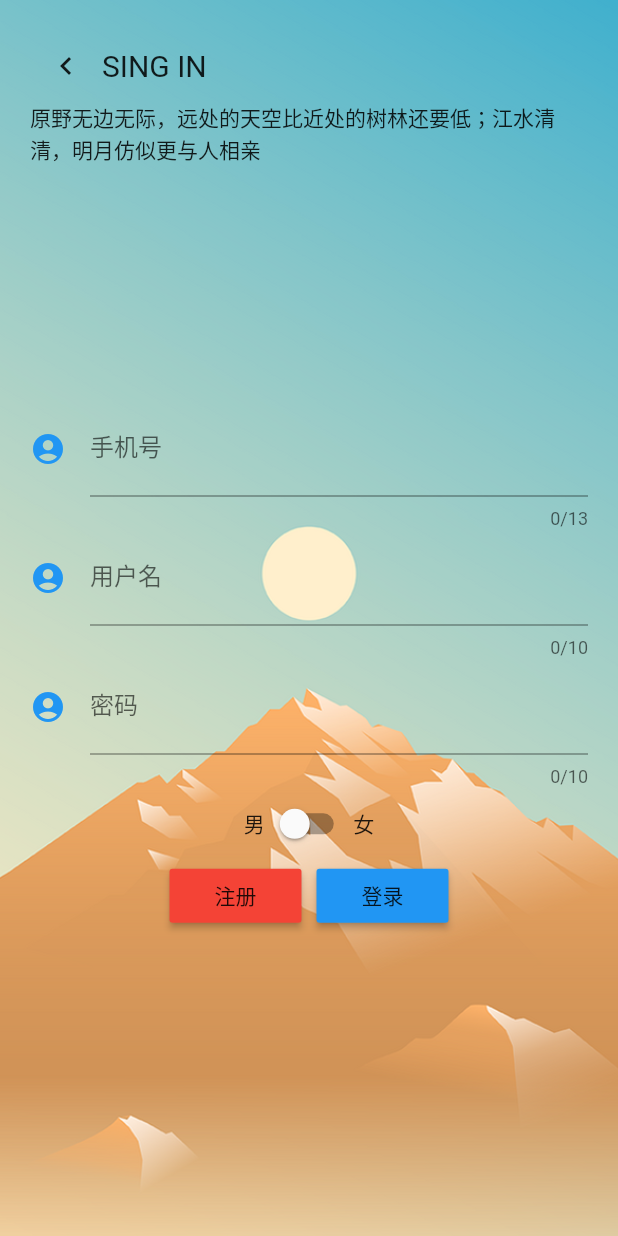
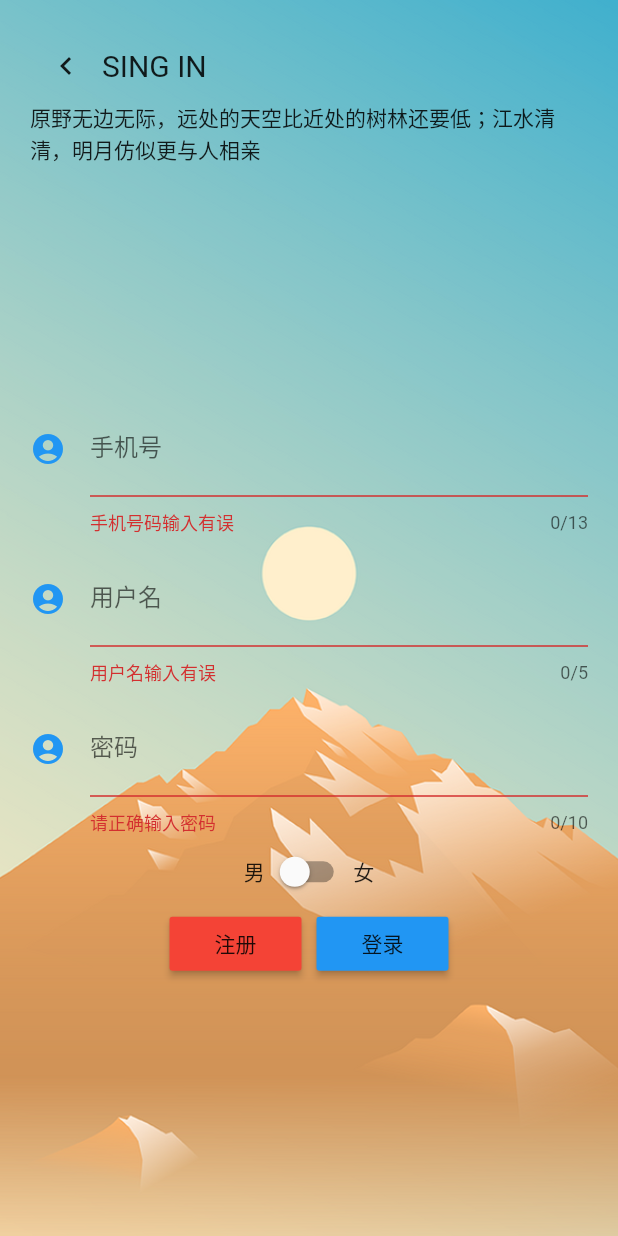
Before and after one commit to Linsugar/familytest, a Flutter app: the Regitser screen opened directly, after a tap on "注册", on a phone screen of 412 x 824 dp. Run offline on Flutter 3.47's test engine with Material 2 defaults, Android fonts, the light colour scheme and no system bars; our stand-ins replace device_info, dio, flutter_swiper, fluttertoast, image_picker, rive and 1 more; accounts and stored records are empty; statements that could not run were skipped.

Commit message:
更新操作界面对接登录接口

```diff
--- a/lib/network/requests.dart
+++ b/lib/network/requests.dart
@@ -1,5 +1,5 @@
 import 'package:dio/dio.dart';
-import 'dart:convert';
+
 class Request{
   static Dio network = new Dio(BaseOptions(
     connectTimeout: 3000,
@@ -18,9 +18,9 @@ class Request{
       print("get：$e");
     }
   }
-  static setNetwork(String url,String data)async{
+  static setNetwork(String url,Map<String, dynamic>params )async{
     try{
-      var postResult = await network.post(url,data: data);
+      var postResult = await network.post(url,data: params);
       return postResult.data;
     }catch(e){
       print("post：$e");
--- a/lib/pages/login/login.dart
+++ b/lib/pages/login/login.dart
@@ -1,28 +1,14 @@
 import 'package:familytest/network/requests.dart';
 import 'package:familytest/provider/grobleState.dart';
+import 'package:familytest/until/showtoast.dart';
 import 'package:flutter/cupertino.dart';
 import 'package:flutter/material.dart';
 import 'package:flutter/services.dart';
 import 'package:rive/rive.dart';
-import 'package:fluttertoast/fluttertoast.dart';
 import 'package:provider/provider.dart';
 import 'package:familytest/pages/login/register.dart';
 import '../../main.dart';
 
-
-class Login extends StatefulWidget {
-  @override
-  _MyAppState createState() => _MyAppState();
-}
-
-class _MyAppState extends State<Login> with SingleTickerProviderStateMixin {
-  @override
-  Widget build(BuildContext context) {
-    return const MaterialApp(
-      home: MyHomePage(),
-    );
-  }
-}
 
 class MyHomePage extends StatefulWidget {
   const MyHomePage({Key key}) : super(key: key);
@@ -44,14 +30,6 @@ class _MyHomePageState extends State<MyHomePage> {
     _file = 'assets/flag.riv';
     _createRive(_file);
   }
-  void showToast(String msg){
-    Fluttertoast.showToast(
-      msg: msg,
-      toastLength: Toast.LENGTH_SHORT,
-      gravity: ToastGravity.BOTTOM,);
-  }
-
-
   @override
   Widget build(BuildContext context) {
     return Scaffold(
@@ -90,7 +68,7 @@ class _MyHomePageState extends State<MyHomePage> {
                             validator: (user){
                               if(user.isEmpty || user.length<5){
                                 return "用户名有误";
-                              }
+                              }return null;
                             },
                             decoration: InputDecoration(
                                 hintText: "请输入手机号码",
@@ -99,7 +77,7 @@ class _MyHomePageState extends State<MyHomePage> {
                             validator: (pwd){
                               if(pwd.isEmpty || pwd.length<5){
                                 return "密码有误";
-                              }
+                              }return null;
                             },
                             obscureText: true,
                             keyboardType:TextInputType.number ,
@@ -125,11 +103,10 @@ class _MyHomePageState extends State<MyHomePage> {
                                      MainHome()));
                                  context.read<GlobalState>().changToken(false);
                                }else{
-                                 showToast("您的账号密码有误！");
+                                 PopupUntil.showToast("您的账号密码有误！");
                                }
-
                               }else{
-                                showToast("请正确输入内容，不要乱搞哦！");
+                                PopupUntil.showToast("请正确输入内容，不要乱搞哦！");
                               }
                             }, icon: Icon(Icons.audiotrack,color: Colors.red,), label: Text("登录")),
                             ElevatedButton.icon(onPressed: (){}, icon: Icon(Icons.audiotrack,color: Colors.red,), label: Text("注册"))
--- a/lib/pages/login/register.dart
+++ b/lib/pages/login/register.dart
@@ -1,7 +1,12 @@
 import 'dart:ui';
 import 'package:familytest/network/requests.dart';
+import 'package:familytest/provider/grobleState.dart';
+import 'package:familytest/until/showtoast.dart';
 import 'package:flutter/material.dart';
 import 'package:familytest/pages/login/login.dart';
+import 'package:provider/provider.dart';
+
+import '../../main.dart';
 class Regitser extends StatefulWidget{
   @override
   State<StatefulWidget> createState() {
@@ -13,13 +18,19 @@ class Regitser extends StatefulWidget{
 class RegisterState extends State<Regitser>{
   bool checkbool = false;
   bool sexbool = false;
+  GlobalKey<FormState> _globalKey = GlobalKey<FormState>();
+  TextEditingController _phoneController  =TextEditingController();
+  TextEditingController _userController  =TextEditingController();
+  TextEditingController _pwdController  =TextEditingController();
   @override
   Widget build(BuildContext context) {
     // TODO: implement build
-    var _size = MediaQuery.of(context).size;
     return Scaffold(
-      resizeToAvoidBottomInset: false,
-      body: Container(
+      resizeToAvoidBottomInset: true,
+      body: SingleChildScrollView(
+        child: Container(
+          width: MediaQuery.of(context).size.width,
+          height: MediaQuery.of(context).size.height,
             child: Stack(
               children: [
                 Container(decoration: BoxDecoration(image: DecorationImage(image: AssetImage('images/login.jpg'),fit: BoxFit.cover)),
@@ -40,21 +51,57 @@ class RegisterState extends State<Regitser>{
                       ),
                     ),),
                     Expanded(flex:7,child: Container(padding: EdgeInsets.all(20),child: Form(
+                      autovalidateMode:AutovalidateMode.always ,
+                      key: _globalKey,
                       child: Column(
                         children: [
-                        TextFormField(key: UniqueKey(),maxLength: 13,maxLines: 1,decoration: InputDecoration(
+                          TextFormField(
+                            validator: (value){
+                              if(value.isEmpty ||  value.length !=11){
+                                print("当前类型：${value.runtimeType}");
+                                return "手机号码输入有误";
+                              }else{
+                                return null;
+                              }
+                            },
+                            controller: _phoneController,
+                            keyboardType:TextInputType.phone ,
+                            maxLength: 13,maxLines: 1,decoration: InputDecoration(
                               icon: Icon(Icons.account_circle,color: Colors.blue,),
                               hintText: "请输入手机号码",
                               labelText: "手机号"
                           ),),
-                        TextFormField(key: UniqueKey(),maxLength: 10,maxLines: 1,decoration: InputDecoration(
+                          SizedBox(height: 10,),
+                          TextFormField(
+                            validator: (value){
+                              if(value.isEmpty || value.length >5){
+                                return "用户名输入有误";
+                              }else{
+                                return null;
+                              }
+                            },
+                            keyboardType:TextInputType.name,
+                            controller: _userController,
+                            maxLength: 5,maxLines: 1,decoration: InputDecoration(
                               icon: Icon(Icons.account_circle,color: Colors.blue,),
                               hintText: "请输入用户名",
                               labelText: "用户名"
                           ),),
-                        TextFormField(key: UniqueKey(),maxLength: 10,maxLines: 1,decoration: InputDecoration(
+                          SizedBox(height: 10,),
+                          TextFormField(
+                            obscureText: true,
+                            keyboardType:TextInputType.phone,
+                            validator: (value){
+                              if(value.isEmpty || value.length !=10){
+                                return "请正确输入密码";
+                              }else{
+                                return null;
+                              }
+                            },
+                            controller: _pwdController,
+                            maxLength: 10,maxLines: 1,decoration: InputDecoration(
                               icon: Icon(Icons.account_circle,color: Colors.blue,),
-                            hintText: "请输入面膜",
+                              hintText: "请输入密码",
                               labelText: "密码"
                           ),),
                           Row(mainAxisAlignment: MainAxisAlignment.center,children: [
@@ -69,12 +116,31 @@ class RegisterState extends State<Regitser>{
                           Row(
                             mainAxisAlignment: MainAxisAlignment.center,
                             children: [
-                          MaterialButton(color: Colors.red,child: Text("注册"),onPressed: (){
-//                            Request.setNetwork('user/', da)
+                            MaterialButton(color: Colors.red,child: Text("注册"),onPressed: ()async{
+                              print("获取设备id:${context.read<GlobalState>().globalToken}");
+                              if(_globalKey.currentState.validate()){
+                                var regisdata ={
+                                  'user_mobile':_phoneController.text,
+                                  'user_pwd':_pwdController.text,
+                                  'user_name':_userController.text,
+                                  'city':context.read<GlobalState>().city,
+                                  'deviceid':context.read<GlobalState>().deviceid,
+                                  'platform':context.read<GlobalState>().platform,
+                                };
+                                var  Resultdata = await Request.setNetwork('user/', regisdata);
+                                if(Resultdata['token']!=null){
+                                  PopupUntil.showToast(Resultdata['msg']);
+                                  Navigator.pushReplacement(context, MaterialPageRoute(builder: (context){
+                                    return MainHome();
+                                  }));
+                                }else{
+                                  PopupUntil.showToast(Resultdata['msg']);
+                                }
+                              }
                             },),
                             SizedBox(width: 10,),
                             MaterialButton(color: Colors.blue,child: Text("登录"),onPressed: (){
-                            Navigator.pushReplacement(context, MaterialPageRoute(builder: (context)=>Login()));
+                              Navigator.pushReplacement(context, MaterialPageRoute(builder: (context)=>MyHomePage()));
                             },),
                           ],)
                         ],
@@ -84,6 +150,7 @@ class RegisterState extends State<Regitser>{
               ],
             ),
           ),
+      ),
     );
   }
 }
--- a/lib/provider/grobleState.dart
+++ b/lib/provider/grobleState.dart
@@ -1,9 +1,28 @@
 import 'package:flutter/material.dart';
 class GlobalState with ChangeNotifier{
-  bool globalToken = true;
+  bool globalToken = false;
   List imageList = [];
+  String city ='成都';
+  String deviceid;
+  String platform;
+  String userid;
+
+  changuserid(value){
+    userid =value;
+    notifyListeners();
+  }
+
+  changdeviceid(value){
+    deviceid = value;
+    notifyListeners();
+  }
+
+  changplatform(value){
+    platform = value;
+    notifyListeners();
+  }
+
 //  改变token的值
-
   changToken(bool value){
     globalToken = value;
     notifyListeners();
--- /dev/null
+++ b/lib/until/showtoast.dart
@@ -0,0 +1,10 @@
+import 'package:fluttertoast/fluttertoast.dart';
+
+class PopupUntil{
+ static void showToast(String msg){
+    Fluttertoast.showToast(
+      msg: msg,
+      toastLength: Toast.LENGTH_SHORT,
+      gravity: ToastGravity.BOTTOM,);
+  }
+}
```
Also changed, not shown: lib/main.dart (+20 -8 lines), lib/pages/mine/myui.dart (+1 -16 lines). Lines whose indentation alone changed are shown as unchanged.
